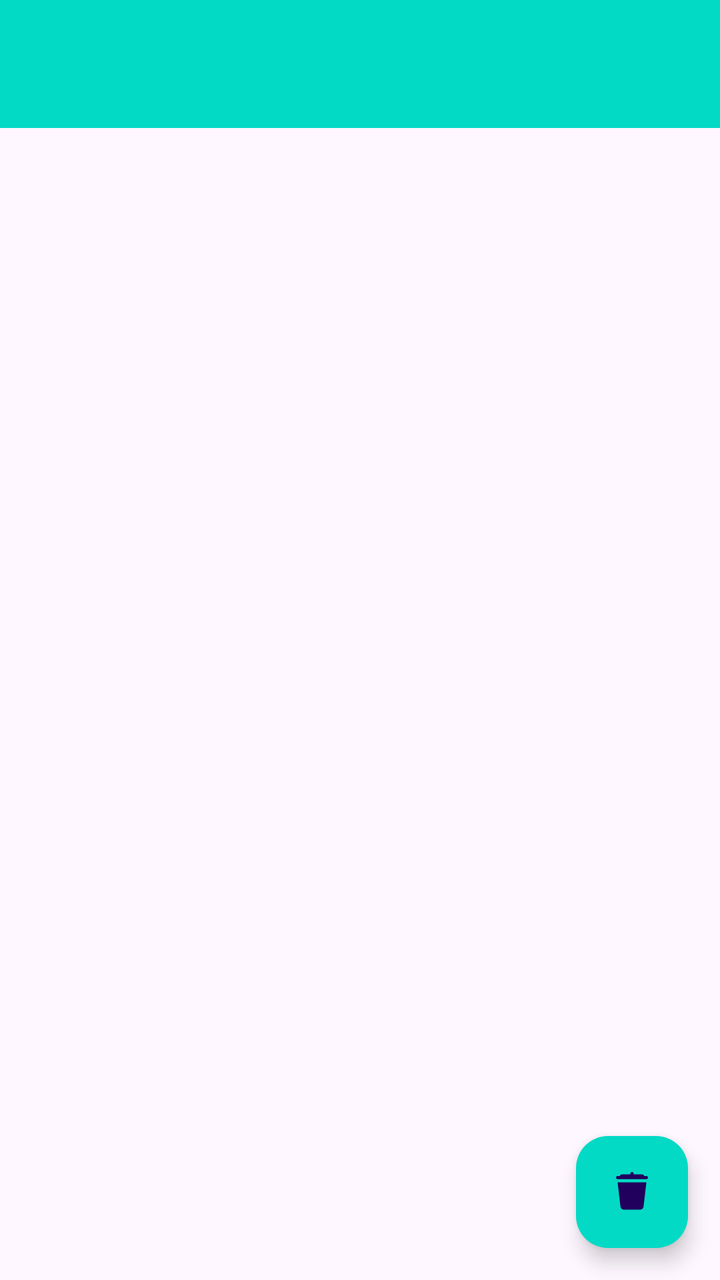
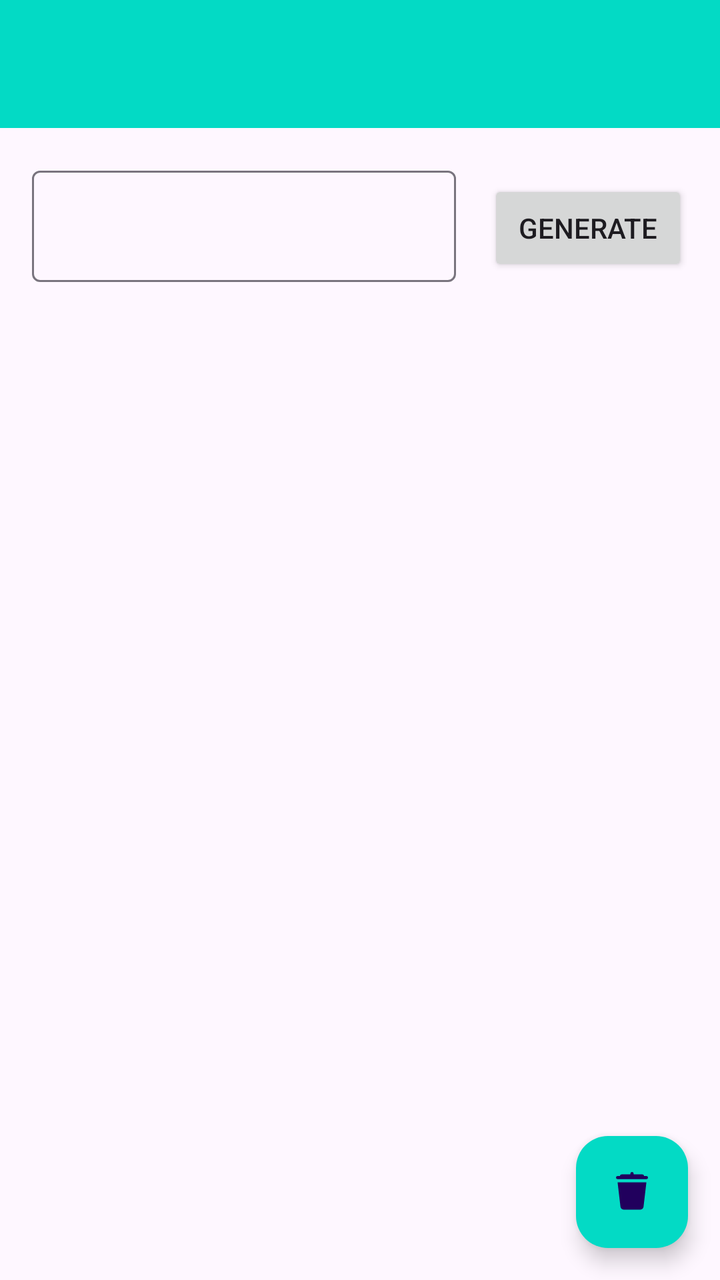

The first picture is an Android layout as it rendered before a commit; the second is the same layout after the commit. The layout source and the unified diff follow.
<!-- AndroidManifest.xml: activity theme Theme.RandomStringGenerator -->
<!-- res/layout/activity_main.xml -->
<?xml version="1.0" encoding="utf-8"?>
<androidx.coordinatorlayout.widget.CoordinatorLayout xmlns:android="http://schemas.android.com/apk/res/android"
    xmlns:app="http://schemas.android.com/apk/res-auto"
    xmlns:tools="http://schemas.android.com/tools"
    android:layout_width="match_parent"
    android:layout_height="match_parent"
    android:fitsSystemWindows="true"
    tools:context=".ui.MainActivity">

    <com.google.android.material.appbar.AppBarLayout
        android:layout_width="match_parent"
        android:layout_height="wrap_content"
        android:backgroundTint="@color/teal_200"
        android:fitsSystemWindows="true">

        <com.google.android.material.appbar.MaterialToolbar
            android:id="@+id/toolbar"
            android:layout_width="match_parent"
            android:layout_height="?attr/actionBarSize" />

    </com.google.android.material.appbar.AppBarLayout>

    <com.google.android.material.floatingactionbutton.FloatingActionButton
        android:id="@+id/fab"
        android:layout_width="wrap_content"
        android:layout_height="wrap_content"
        android:layout_gravity="bottom|end"
        android:layout_marginEnd="@dimen/fab_margin"
        android:layout_marginBottom="16dp"
        android:contentDescription="clear all data"
        android:backgroundTint="@color/teal_200"
        app:srcCompat="@drawable/ic_delete" />

</androidx.coordinatorlayout.widget.CoordinatorLayout>
<!-- resources referenced by this layout -->
<resources>
  <color name="teal_200">#FF03DAC5</color>
  <dimen name="fab_margin">16dp</dimen>
  <!-- drawable ic_delete (drawable) -->
  <vector xmlns:android="http://schemas.android.com/apk/res/android"
      android:width="30dp"
      android:height="30dp"
      android:viewportWidth="30"
      android:viewportHeight="30">
    <path
        android:fillColor="#FF000000"
        android:pathData="M14.984,2.486A1,1 0,0 0,14 3.5L14,4L8.5,4A1,1 0,0 0,7.486 5L6,5A1,1 0,1 0,6 7L24,7A1,1 0,1 0,24 5L22.514,5A1,1 0,0 0,21.5 4L16,4L16,3.5A1,1 0,0 0,14.984 2.486zM6,9L7.793,24.234C7.911,25.241 8.763,26 9.777,26L20.223,26C21.237,26 22.088,25.241 22.207,24.234L24,9L6,9z"/>
  </vector>
  <style name="Theme.RandomStringGenerator" parent="Theme.MaterialComponents.DayNight.DarkActionBar">
          
          <item name="colorPrimary">@color/purple_500</item>
          <item name="colorPrimaryVariant">@color/purple_700</item>
          <item name="colorOnPrimary">@color/white</item>
          
          <item name="colorSecondary">@color/teal_200</item>
          <item name="colorSecondaryVariant">@color/teal_700</item>
          <item name="colorOnSecondary">@color/black</item>
          
          <item name="android:statusBarColor">?attr/colorPrimaryVariant</item>
          
      </style>
  <color name="purple_500">#FF6200EE</color>
  <color name="purple_700">#FF3700B3</color>
  <color name="white">#FFFFFFFF</color>
  <color name="teal_700">#FF018786</color>
  <color name="black">#FF000000</color>
</resources>

<!-- the commit's change to res/layout/activity_main.xml (unified diff, before → after) -->
@@ -1,5 +1,5 @@
 <?xml version="1.0" encoding="utf-8"?>
-<androidx.coordinatorlayout.widget.CoordinatorLayout xmlns:android="http://schemas.android.com/apk/res/android"
+<androidx.constraintlayout.widget.ConstraintLayout xmlns:android="http://schemas.android.com/apk/res/android"
     xmlns:app="http://schemas.android.com/apk/res-auto"
     xmlns:tools="http://schemas.android.com/tools"
     android:layout_width="match_parent"
@@ -8,10 +8,13 @@
     tools:context=".ui.MainActivity">
 
     <com.google.android.material.appbar.AppBarLayout
-        android:layout_width="match_parent"
+        android:id="@+id/appbar"
+        android:layout_width="0dp"
         android:layout_height="wrap_content"
         android:backgroundTint="@color/teal_200"
-        android:fitsSystemWindows="true">
+        app:layout_constraintTop_toTopOf="parent"
+        app:layout_constraintStart_toStartOf="parent"
+        app:layout_constraintEnd_toEndOf="parent">
 
         <com.google.android.material.appbar.MaterialToolbar
             android:id="@+id/toolbar"
@@ -19,6 +22,34 @@
             android:layout_height="?attr/actionBarSize" />
 
     </com.google.android.material.appbar.AppBarLayout>
+
+    <com.google.android.material.textfield.TextInputLayout
+        android:id="@+id/il_string_length"
+        android:layout_width="0dp"
+        android:layout_height="wrap_content"
+        android:fitsSystemWindows="true"
+        app:layout_constraintTop_toBottomOf="@id/appbar"
+        app:layout_constraintStart_toStartOf="parent"
+        app:layout_constraintEnd_toStartOf="@id/btn_generate"
+        android:layout_marginHorizontal="16dp"
+        android:layout_marginVertical="16dp">
+
+        <com.google.android.material.textfield.TextInputEditText
+            android:id="@+id/it_string_length"
+            android:layout_width="match_parent"
+            android:layout_height="wrap_content"/>
+    </com.google.android.material.textfield.TextInputLayout>
+
+    <androidx.appcompat.widget.AppCompatButton
+        android:id="@+id/btn_generate"
+        android:layout_width="wrap_content"
+        android:layout_height="wrap_content"
+        android:minWidth="100dp"
+        android:layout_marginEnd="16dp"
+        android:text="Generate"
+        app:layout_constraintStart_toEndOf="@id/il_string_length"
+        app:layout_constraintEnd_toEndOf="parent"
+        app:layout_constraintBaseline_toBaselineOf="@id/il_string_length"/>
 
     <com.google.android.material.floatingactionbutton.FloatingActionButton
         android:id="@+id/fab"
@@ -29,6 +60,8 @@
         android:layout_marginBottom="16dp"
         android:contentDescription="clear all data"
         android:backgroundTint="@color/teal_200"
-        app:srcCompat="@drawable/ic_delete" />
+        app:srcCompat="@drawable/ic_delete"
+        app:layout_constraintEnd_toEndOf="parent"
+        app:layout_constraintBottom_toBottomOf="parent"/>
 
-</androidx.coordinatorlayout.widget.CoordinatorLayout>
+</androidx.constraintlayout.widget.ConstraintLayout>
